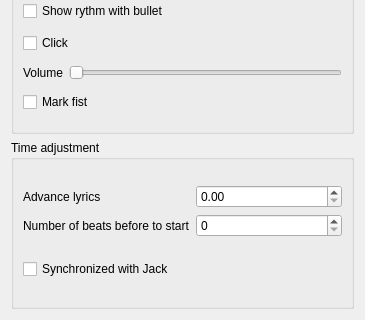
jpcima/chordv, file chordv/src/formmemoryinfo.ui: the form before one commit; both pictures show x 0 to 365 and y 220 to 540 of the 365 by 540 pixel window.
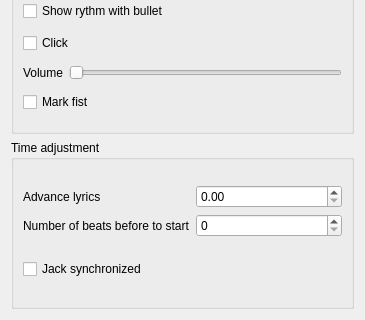
The form after the commit. Custom widgets are drawn as their Qt base class.

```diff
--- a/chordv/src/formmemoryinfo.ui
+++ b/chordv/src/formmemoryinfo.ui
@@ -246,7 +246,7 @@
              <string>This option allow to synchronize the lyrics with the Jack complient program. It is useful with Ardour for example.</string>
             </property>
             <property name="text">
-             <string>Synchronized with Jack</string>
+             <string>Jack synchronized</string>
             </property>
            </widget>
           </item>
```
